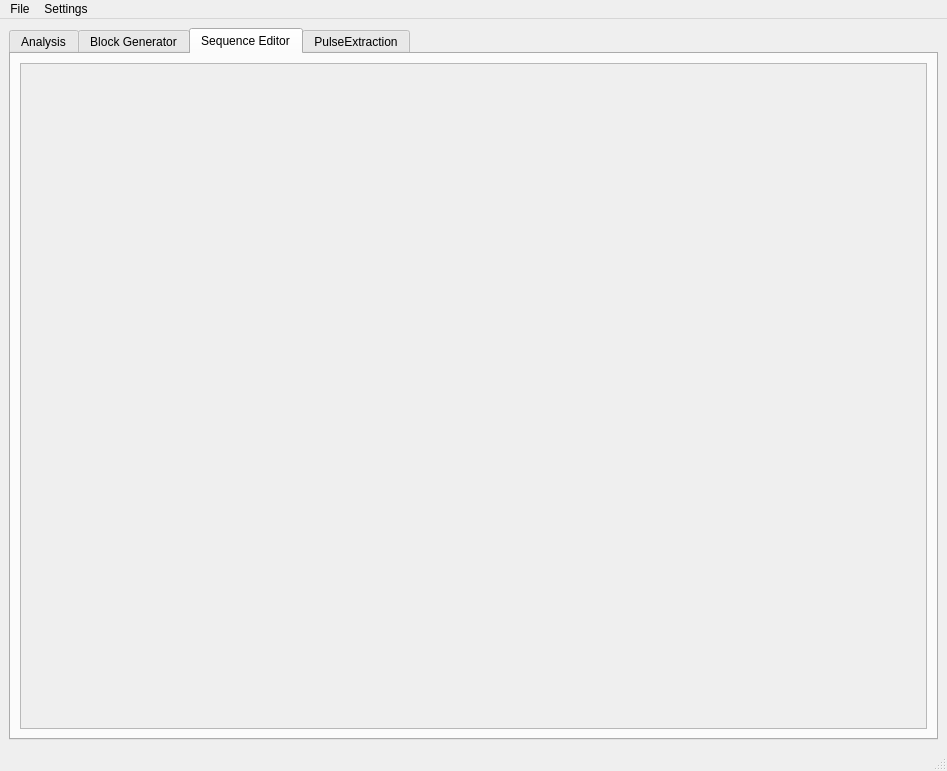
This is gui/pulsed/ui_pulsed_maingui.ui in Ulm-IQO/qudi as Qt 5 draws it before an edit. The edited form follows.
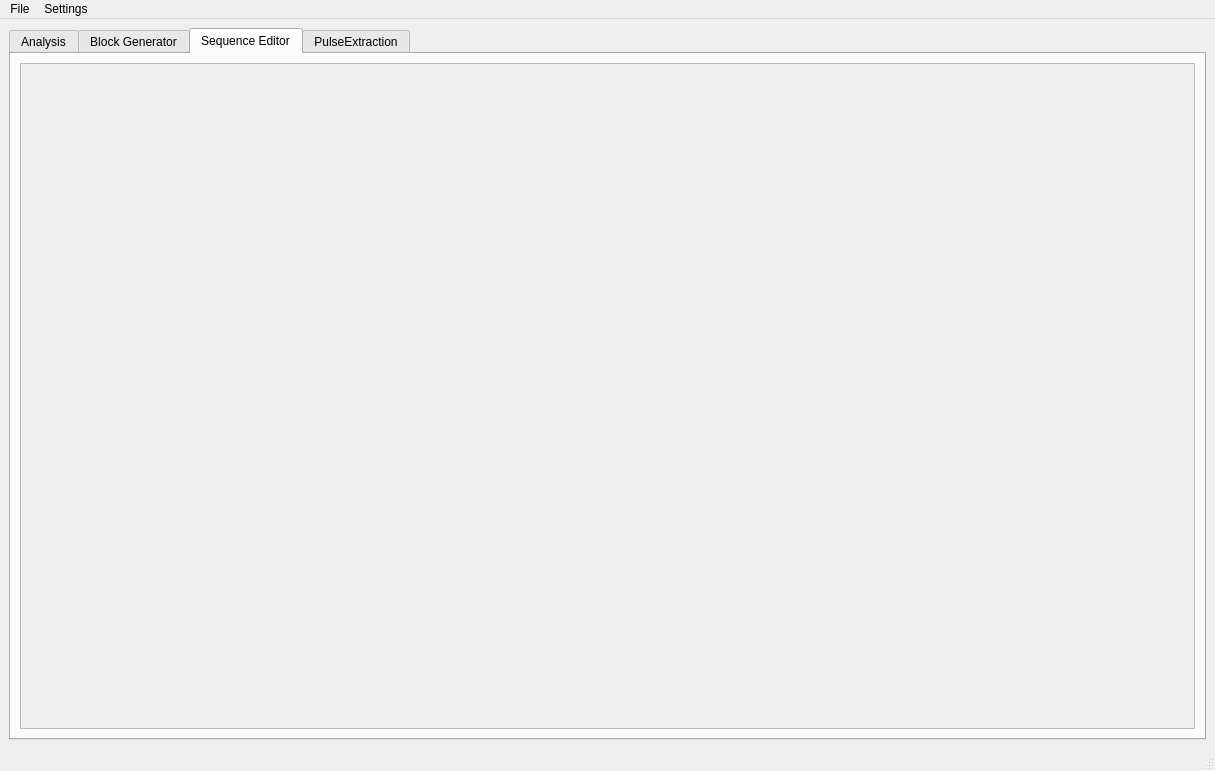
This is the edited form. The open tabs and pages were chosen to show the change.

Commit message: Adjust the UI files with the new GUI name convention.

The edit to the form file:
```diff
--- a/gui/pulsed/ui_pulsed_maingui.ui
+++ b/gui/pulsed/ui_pulsed_maingui.ui
@@ -6,7 +6,7 @@
    <rect>
     <x>0</x>
     <y>0</y>
-    <width>947</width>
+    <width>1215</width>
     <height>771</height>
    </rect>
   </property>
@@ -808,7 +808,7 @@
                 <rect>
                  <x>0</x>
                  <y>0</y>
-                 <width>899</width>
+                 <width>1167</width>
                  <height>662</height>
                 </rect>
                </property>
@@ -841,7 +841,7 @@
     <rect>
      <x>0</x>
      <y>0</y>
-     <width>947</width>
+     <width>1215</width>
      <height>21</height>
     </rect>
    </property>
```
Left out of the diff: 10 changed lines with no effect on the pictures. The commit also changes 1 other file.
